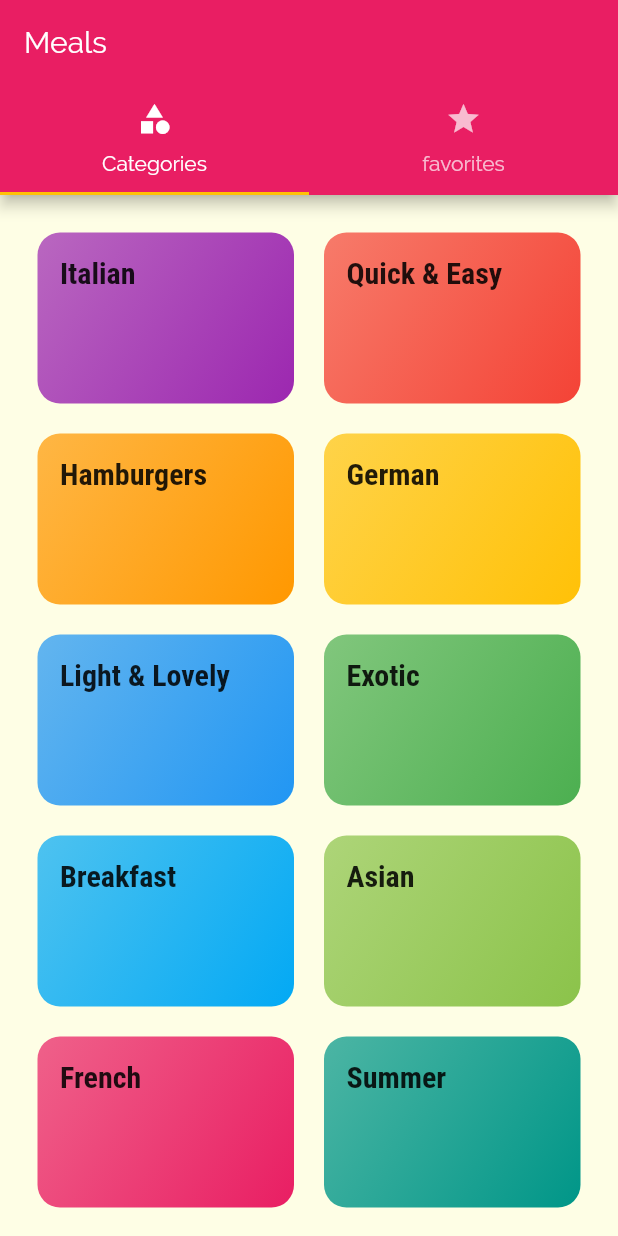
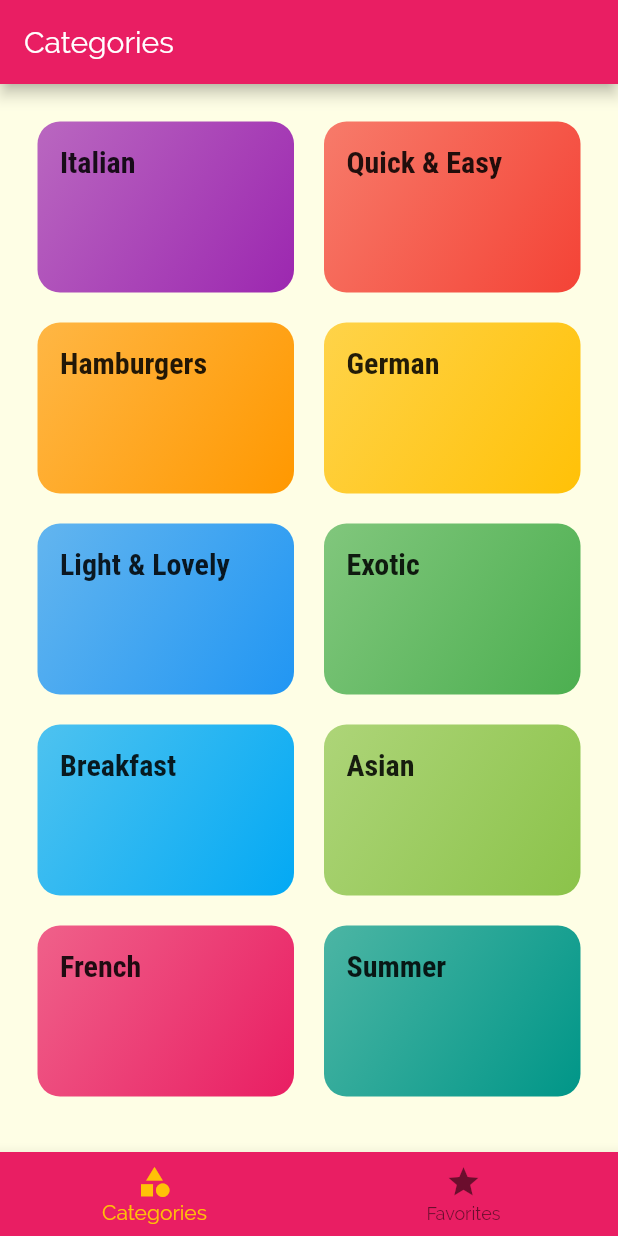
Before and after one commit to abdulbaqisky/meals, a Flutter app: the screen it shows after launch, on a phone screen of 412 x 824 dp. Run offline on Flutter 3.47's test engine with Material 2 defaults, Android fonts, the phone set to English and light mode, and no system bars.

```diff
--- a/lib/screens/tabs_screen.dart
+++ b/lib/screens/tabs_screen.dart
@@ -9,32 +9,46 @@ class TabsScreen extends StatefulWidget {
 }
 
 class _TabsScreenState extends State<TabsScreen> {
+  final List<Map<String, Object>> _pages = [
+    {
+      'page': CategoriesScreen(),
+      'title': 'Categories',
+    },
+    {
+      'page': FavoritesScreen(),
+      'title': 'Favorites',
+    },
+  ];
+  int _selectPageIndex = 0;
+  void _selectPage(int index) {
+    setState(() {
+      _selectPageIndex = index;
+    });
+  }
+
   @override
   Widget build(BuildContext context) {
-    return DefaultTabController(
-        length: 2,
-        child: Scaffold(
-          appBar: AppBar(
-            title: Text('Meals'),
-            bottom: TabBar(
-              tabs: [
-                Tab(
-                  icon: Icon(Icons.category),
-                  text: 'Categories',
-                ),
-                Tab(
-                  icon: Icon(Icons.star),
-                  text: 'favorites',
-                ),
-              ],
-            ),
+    return Scaffold(
+      appBar: AppBar(
+        title: Text(_pages[_selectPageIndex]['title'] as String),
+      ),
+      body: _pages[_selectPageIndex]['page'] as Widget,
+      bottomNavigationBar: BottomNavigationBar(
+        selectedItemColor: Theme.of(context).accentColor,
+        onTap: _selectPage,
+        backgroundColor: Theme.of(context).primaryColor,
+        currentIndex: _selectPageIndex,
+        items: [
+          BottomNavigationBarItem(
+            icon: Icon(Icons.category),
+            label: 'Categories',
           ),
-          body: TabBarView(
-            children: [
-              CategoriesScreen(),
-              FavoritesScreen(),
-            ],
+          BottomNavigationBarItem(
+            icon: Icon(Icons.star),
+            label: 'Favorites',
           ),
-        ));
+        ],
+      ),
+    );
   }
 }
```
